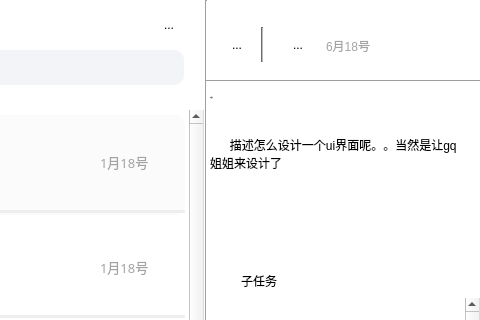
YuJieROOT/DailyManagement, file DailyManagement/searchPage.ui: the form before one commit; both pictures show x 720 to 1200 and y 0 to 320 of the 1200 by 675 pixel window.
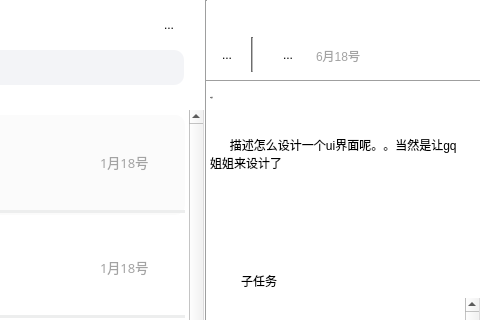
The form after the commit. Icons and pictures are not drawn.

What changed in the file:
```diff
--- a/DailyManagement/searchPage.ui
+++ b/DailyManagement/searchPage.ui
@@ -1157,8 +1157,8 @@
      <widget class="QWidget" name="deadline_in" native="true">
       <property name="geometry">
        <rect>
-        <x>10</x>
-        <y>20</y>
+        <x>0</x>
+        <y>30</y>
         <width>195</width>
         <height>50</height>
        </rect>
```
Left out of the diff: 12 changed lines with no effect on the pictures.
